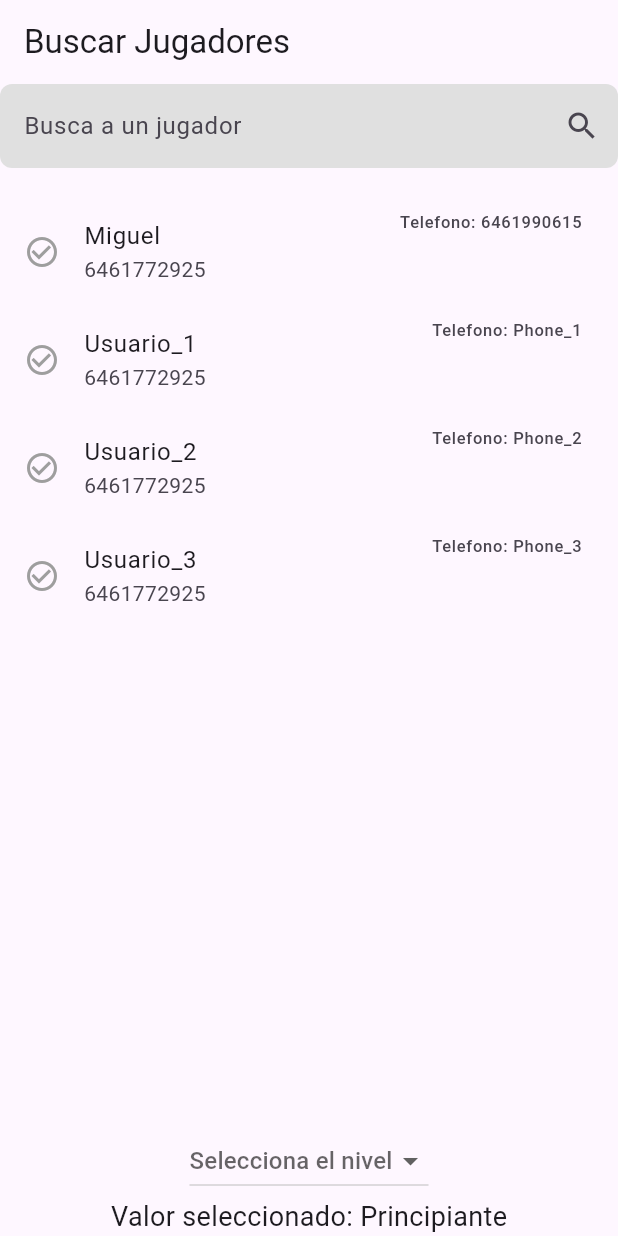
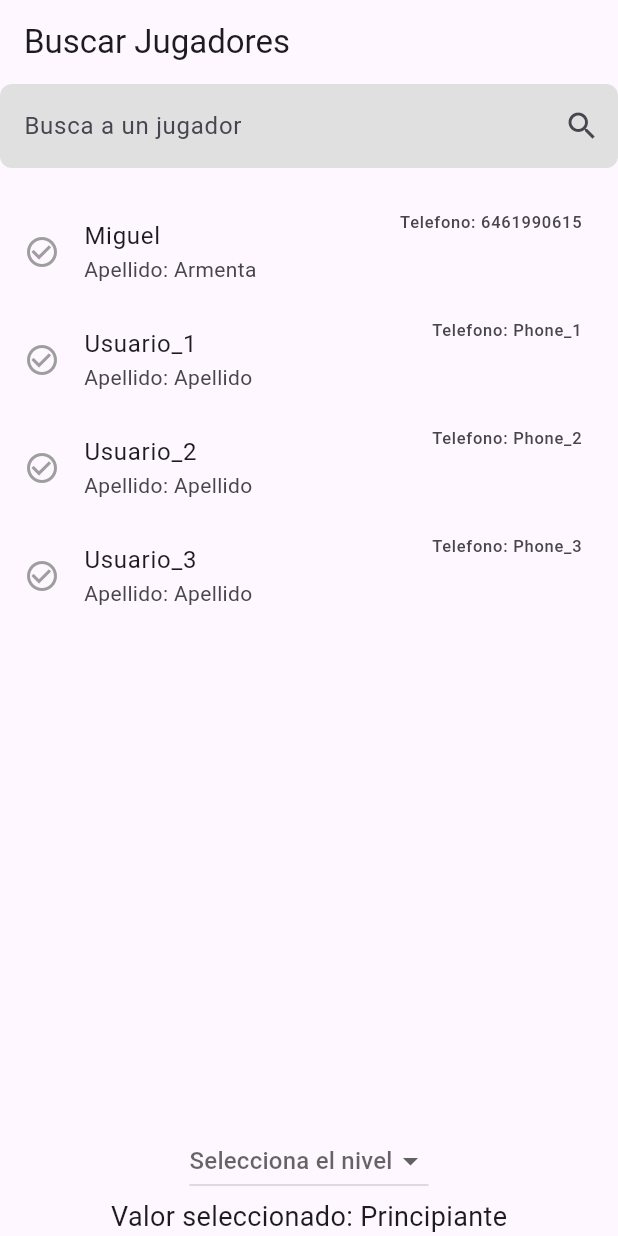
Before and after one commit to fiorellam/Flutter_WolfGame, a Flutter app: the screen it shows after launch, on a phone screen of 412 x 824 dp. Run offline on Flutter 3.47's test engine with Material 3 defaults, Android fonts, the phone set to English and light mode, and no system bars.

Commit message:
Cambiando los valores que se muestran en el listview

```diff
--- a/lib/presentation/home_screen.dart
+++ b/lib/presentation/home_screen.dart
@@ -86,7 +86,7 @@ class _HomeScreenState extends State<HomeScreen>{
                       // Text("Rol: Lobo")
                     ],
                   ),
-                  subtitle: Text("6461772925"),
+                  subtitle:Text("Apellido: ${player.last_name}") ,
                   onTap: () => _onSelectItem(player), // Maneja la selección
                 );
               },
```
